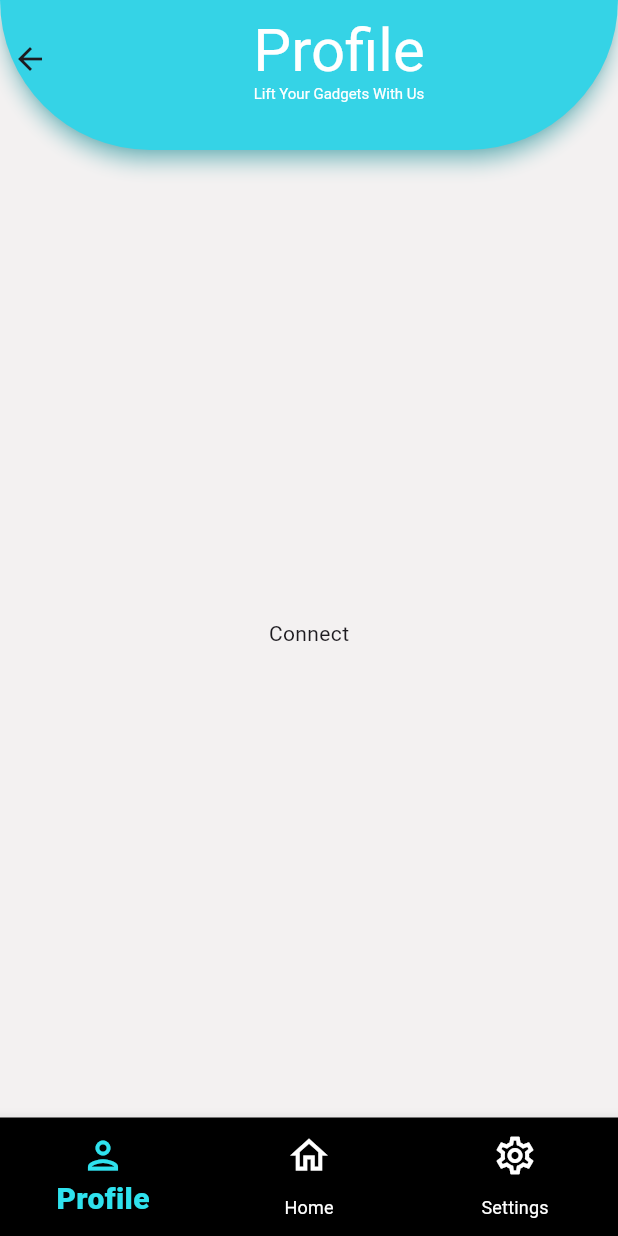
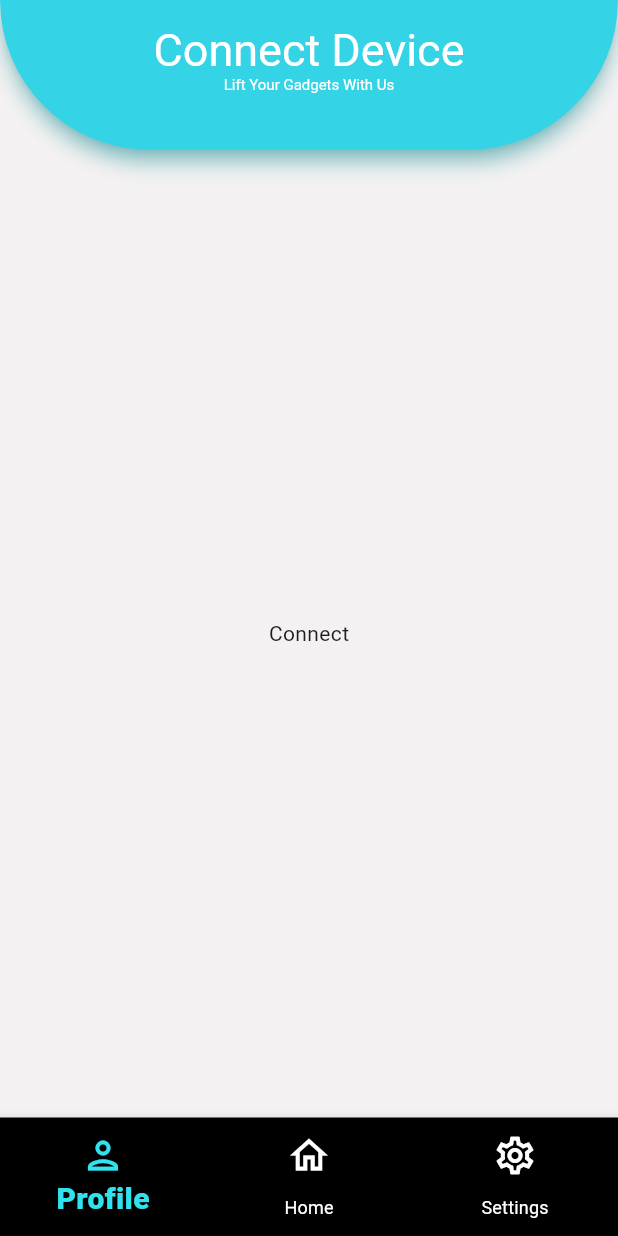
Before and after one commit to younes-damouna/gad-lift, a Flutter app: the ConnectDeviceScreen screen opened directly, on a phone screen of 412 x 824 dp. Run offline on Flutter 3.47's test engine with Material 3 defaults, Android fonts, the phone set to English and light mode, and no system bars; our stand-ins replace google_fonts.

Commit message:
frontend: changed size of appBar title

```diff
--- a/mobile_app/lib/main.dart
+++ b/mobile_app/lib/main.dart
@@ -2,6 +2,7 @@ import 'package:flutter/material.dart';
 import 'package:google_fonts/google_fonts.dart';
 import 'package:mobile_app/screens/auth/login.screen.dart';
 import 'package:mobile_app/screens/auth/register.screen.dart';
+import 'package:mobile_app/screens/connect_device.screen.dart';
 import 'package:mobile_app/screens/dashboard.screen.dart';
 import 'package:mobile_app/screens/profile.screen.dart';
 import 'package:mobile_app/screens/welcome.screen.dart';
@@ -29,7 +30,8 @@ class MainApp extends StatelessWidget {
       // home: RegisterScreen()
       // home: DashboardScreen(),
       // home: WelcomeScreen(),
-      home: ProfileScreen(),
+      // home: ProfileScreen(),
+      home: ConnectDeviceScreen(),
       // routes: Map('/'),
       // Scaffold(
       //   // appBar: const MyAppBar(),
--- a/mobile_app/lib/screens/connect_device.screen.dart
+++ b/mobile_app/lib/screens/connect_device.screen.dart
@@ -11,7 +11,7 @@ class ConnectDeviceScreen extends StatelessWidget {
   @override
   Widget build(BuildContext context) {
     return const Scaffold(
-      appBar: MyAppBar(title: 'Profile'),
+      appBar: MyAppBar(title: 'Connect Device'),
       backgroundColor: Color(0xFFF3F1F1),
       body: Center(child: Text('Connect')),
       bottomNavigationBar: Navigation(),
--- a/mobile_app/lib/widgets/app_bar.widget.dart
+++ b/mobile_app/lib/widgets/app_bar.widget.dart
@@ -18,7 +18,7 @@ class MyAppBar extends StatelessWidget  implements PreferredSizeWidget  {
           // excludeHeaderSemantics: true,
           title: Column(
             children: [
-              screenTitle(title: title, size: 40),
+              screenTitle(title: title, size: 30),
             screenTitle(title: 'Lift Your Gadgets With Us', size: 10),
           ],
           ),
```
